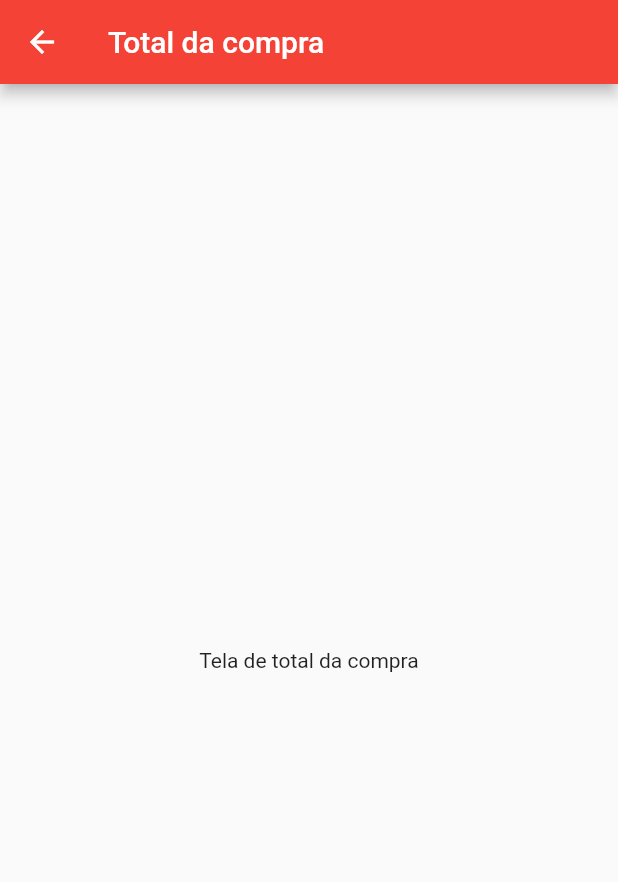
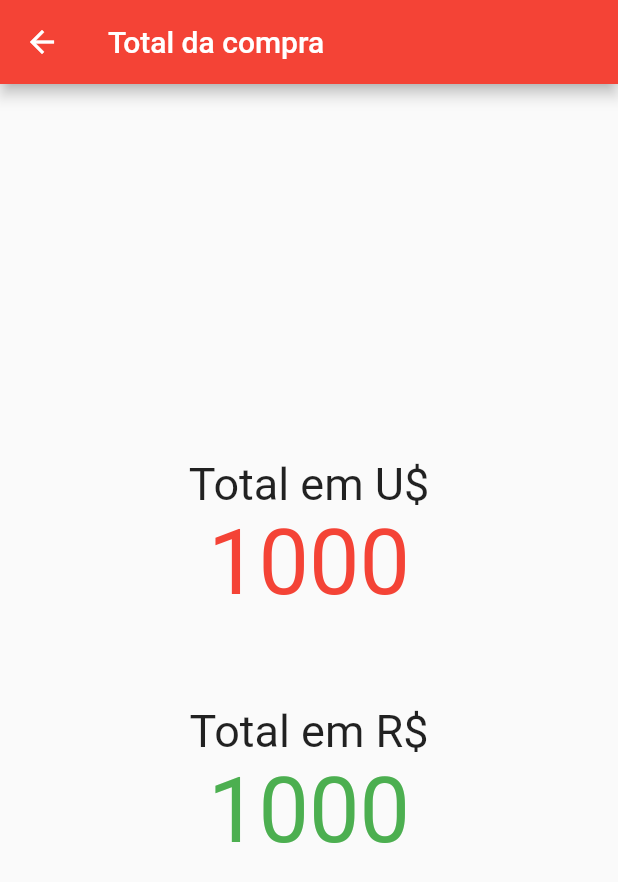
Before and after one commit to kauaestriga/UShopping, a Flutter app: the TotalPurchase screen opened by its route, on a phone screen of 412 x 824 dp. Shown: the top 882 px of the screen. Run offline on Flutter 3.47's test engine with Material 2 defaults, Android fonts, the phone set to English and light mode, and no system bars; our stand-ins replace image_picker.

Commit message:
Configurado tela Total de Compras + estilização

```diff
--- a/lib/totalPurchase.dart
+++ b/lib/totalPurchase.dart
@@ -2,7 +2,6 @@ import 'package:flutter/cupertino.dart';
 import 'package:flutter/material.dart';
 
 class TotalPurchase extends StatelessWidget {
-
   @override
   Widget build(BuildContext context) {
     return Scaffold(
@@ -10,7 +9,28 @@ class TotalPurchase extends StatelessWidget {
         title: Text("Total da compra"),
       ),
       body: Center(
-        child: Text("Tela de total da compra"),
+        child: Column(
+          mainAxisAlignment: MainAxisAlignment.center,
+          children: [
+            Text(
+              "Total em U\$",
+              style: TextStyle(fontSize: 30),
+            ),
+            Text(
+              "1000",
+              style: TextStyle(fontSize: 60, color: Colors.red),
+            ),
+            SizedBox(height: 60),
+            Text(
+              "Total em R\$",
+              style: TextStyle(fontSize: 30),
+            ),
+            Text(
+              "1000",
+              style: TextStyle(fontSize: 60, color: Colors.green),
+            )
+          ],
+        ),
       ),
     );
   }
--- a/pubspec.yaml
+++ b/pubspec.yaml
@@ -3,7 +3,7 @@ description: A new Flutter application.
 
 # The following line prevents the package from being accidentally published to
 # pub.dev using `pub publish`. This is preferred for private packages.
-publish_to: 'none' # Remove this line if you wish to publish to pub.dev
+publish_to: "none" # Remove this line if you wish to publish to pub.dev
 
 # The following defines the version and build number for your application.
 # A version number is three numbers separated by dots, like 1.2.43
@@ -35,7 +35,6 @@ dev_dependencies:
 
 # The following section is specific to Flutter.
 flutter:
-
   # The following line ensures that the Material Icons font is
   # included with your application, so that you can use the icons in
   # the material Icons class.
```
